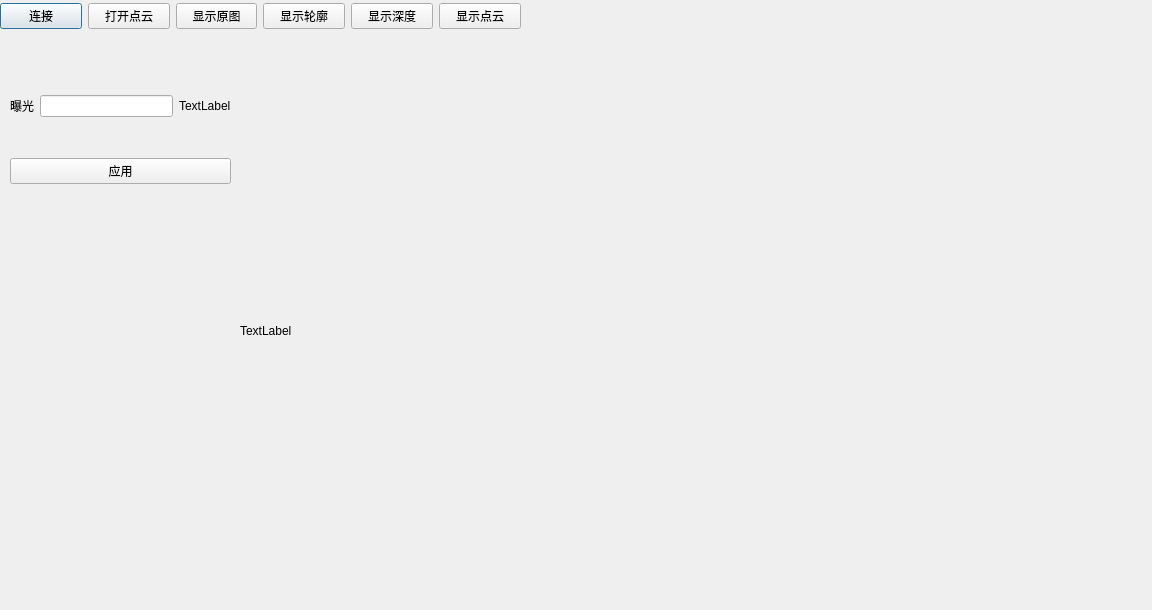
This is leaser_measurementdlg.ui in qubo188612/leaser_measurement as Qt 5 draws it before an edit. The edited form follows.
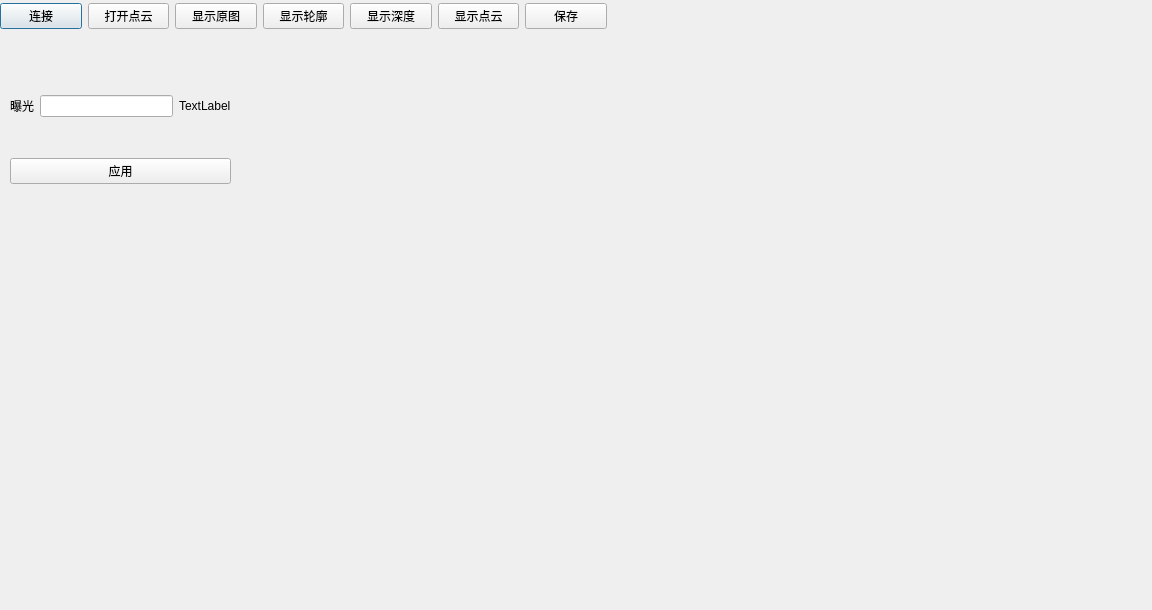
This is the edited form.

What changed in the file:
```diff
--- a/leaser_measurementdlg.ui
+++ b/leaser_measurementdlg.ui
@@ -18,7 +18,7 @@
     <rect>
      <x>0</x>
      <y>0</y>
-     <width>521</width>
+     <width>607</width>
      <height>32</height>
     </rect>
    </property>
@@ -65,6 +65,13 @@
       </property>
      </widget>
     </item>
+    <item>
+     <widget class="QPushButton" name="saveshowBtn">
+      <property name="text">
+       <string>保存</string>
+      </property>
+     </widget>
+    </item>
    </layout>
   </widget>
   <widget class="QLabel" name="windowshowlib">
@@ -77,7 +84,7 @@
     </rect>
    </property>
    <property name="text">
-    <string>TextLabel</string>
+    <string/>
    </property>
   </widget>
   <widget class="QWidget" name="gridLayoutWidget">
```
